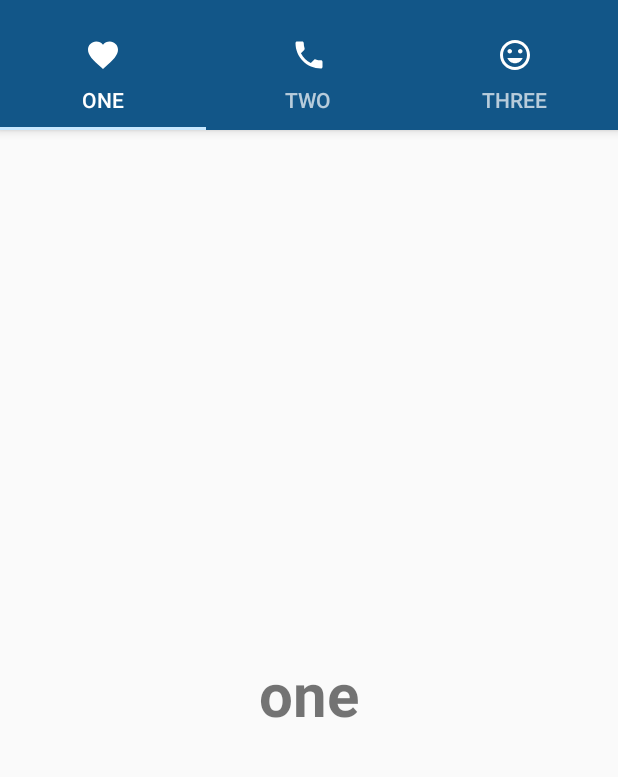
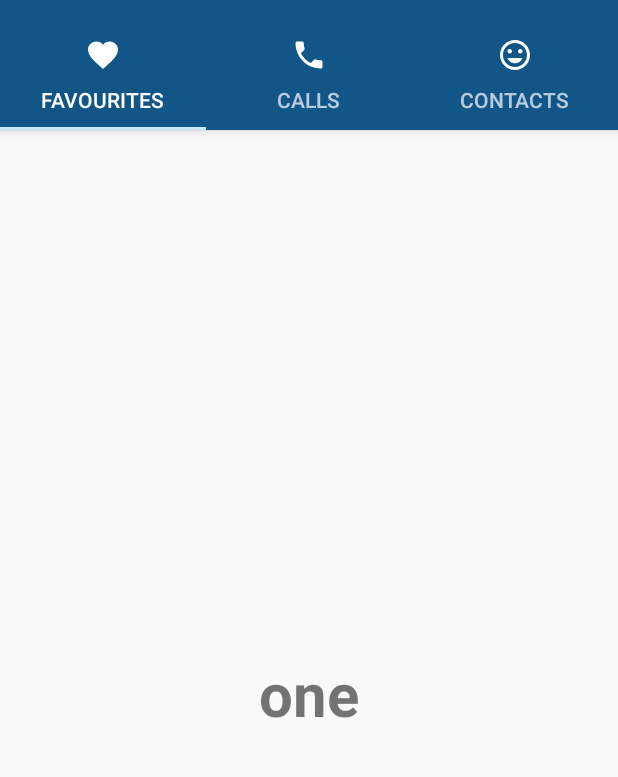
Before and after one commit to akbrother02/TabView-Fragments, an Android app: the screen it shows after launch (MainActivity), on a phone screen of 412 x 824 dp, the part 62-839 px from its top. Run offline under Robolectric (Android 15) with nearby library versions, the phone set to English and light mode, and no system bars.

Commit message:
Merging Adpater

```diff
--- a/app/src/main/java/loadingdata/ashish/fragments/Activity/MainActivity.java
+++ b/app/src/main/java/loadingdata/ashish/fragments/Activity/MainActivity.java
@@ -13,9 +13,9 @@ import android.support.v7.widget.Toolbar;
 import java.util.ArrayList;
 import java.util.List;
 
-import loadingdata.ashish.fragments.Fragments.GamesFragment;
-import loadingdata.ashish.fragments.Fragments.MoviesFragment;
-import loadingdata.ashish.fragments.Fragments.TopRatedFragment;
+import loadingdata.ashish.fragments.Fragments.Favourites;
+import loadingdata.ashish.fragments.Fragments.Calls;
+import loadingdata.ashish.fragments.Fragments.Contacts;
 import loadingdata.ashish.fragments.R;
 
 public class MainActivity extends AppCompatActivity {
@@ -55,9 +55,9 @@ public class MainActivity extends AppCompatActivity {
 
     private void setupViewPager(ViewPager viewPager) {
         ViewPagerAdapter adapter = new ViewPagerAdapter(getSupportFragmentManager());
-        adapter.addFragment(new GamesFragment(), "ONE");
-        adapter.addFragment(new MoviesFragment(), "TWO");
-        adapter.addFragment(new TopRatedFragment(), "THREE");
+        adapter.addFragment(new Favourites(), "Favourites");
+        adapter.addFragment(new Calls(), "Calls");
+        adapter.addFragment(new Contacts(), "Contacts");
         viewPager.setAdapter(adapter);
 
     }
--- a/app/src/main/java/loadingdata/ashish/fragments/Fragments/MoviesFragment.java
+++ b/app/src/main/java/loadingdata/ashish/fragments/Fragments/Calls.java
@@ -9,7 +9,7 @@ import android.view.ViewGroup;
 
 import loadingdata.ashish.fragments.R;
 
-public class MoviesFragment extends Fragment {
+public class Calls extends Fragment {
 
     @Override
     public View onCreateView(LayoutInflater inflater, ViewGroup container,
--- a/app/src/main/java/loadingdata/ashish/fragments/Fragments/TopRatedFragment.java
+++ b/app/src/main/java/loadingdata/ashish/fragments/Fragments/Contacts.java
@@ -9,7 +9,7 @@ import android.view.ViewGroup;
 
 import loadingdata.ashish.fragments.R;
 
-public class TopRatedFragment extends Fragment {
+public class Contacts extends Fragment {
 
     @Override
     public View onCreateView(LayoutInflater inflater, ViewGroup container,
--- a/app/src/main/java/loadingdata/ashish/fragments/Fragments/GamesFragment.java
+++ b/app/src/main/java/loadingdata/ashish/fragments/Fragments/Favourites.java
@@ -9,9 +9,9 @@ import android.view.ViewGroup;
 import loadingdata.ashish.fragments.R;
 
 
-public class GamesFragment extends Fragment{
+public class Favourites extends Fragment{
 
-    public GamesFragment() {
+    public Favourites() {
         // Required empty public constructor
     }
 
--- a/app/src/main/res/layout/fragment_games.xml
+++ b/app/src/main/res/layout/fragment_games.xml
@@ -3,7 +3,7 @@
     xmlns:tools="http://schemas.android.com/tools"
     android:layout_width="match_parent"
     android:layout_height="match_parent"
-    tools:context=".Fragments.GamesFragment">
+    tools:context=".Fragments.Favourites">
 
     <TextView
         android:layout_width="wrap_content"
--- a/app/src/main/res/layout/fragment_movies.xml
+++ b/app/src/main/res/layout/fragment_movies.xml
@@ -3,7 +3,7 @@
     xmlns:tools="http://schemas.android.com/tools"
     android:layout_width="match_parent"
     android:layout_height="match_parent"
-    tools:context=".Fragments.GamesFragment">
+    tools:context=".Fragments.Favourites">
 
     <TextView
         android:layout_width="wrap_content"
--- a/app/src/main/res/layout/fragment_top_rated.xml
+++ b/app/src/main/res/layout/fragment_top_rated.xml
@@ -3,7 +3,7 @@
     xmlns:tools="http://schemas.android.com/tools"
     android:layout_width="match_parent"
     android:layout_height="match_parent"
-    tools:context=".Fragments.GamesFragment">
+    tools:context=".Fragments.Favourites">
 
     <TextView
         android:layout_width="wrap_content"
```
Also changed, not shown: app/src/main/java/loadingdata/ashish/fragments/Adapter/TabsPagerAdapter.java (deleted, +0 -41 lines).
